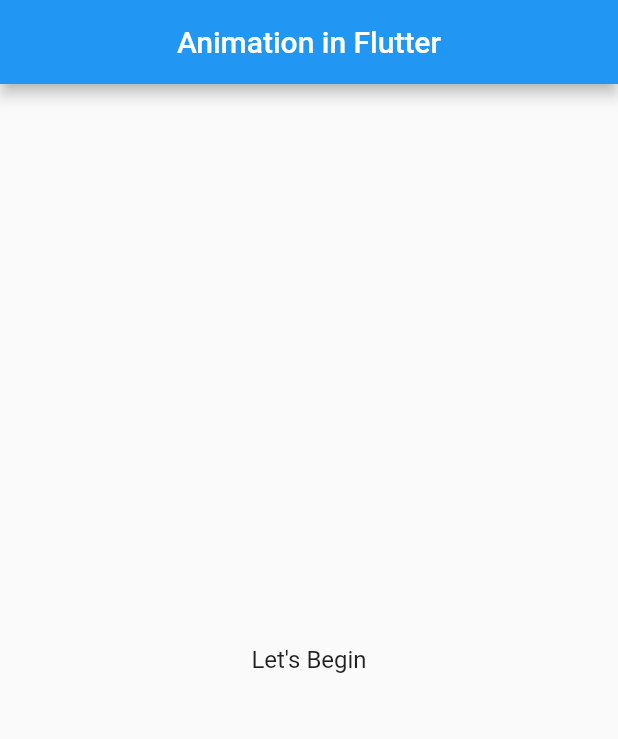
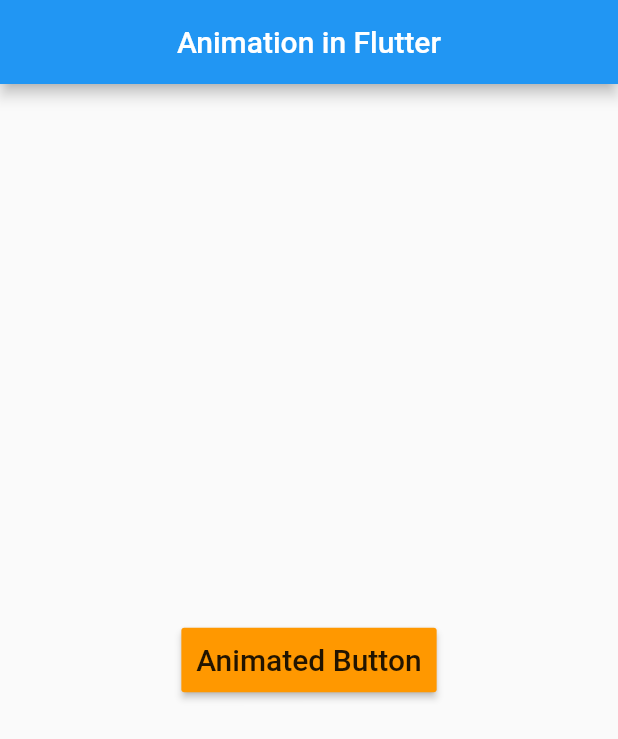
Before and after one commit to Akash187/Flutter_Animation, a Flutter app: the screen it shows after launch, on a phone screen of 412 x 824 dp. Shown: the top 739 px of the screen. Run offline on Flutter 3.47's test engine with Material 2 defaults, Android fonts, the phone set to English and light mode, and no system bars.

Commit message:
Creating a Animating Button.

```diff
--- a/lib/anim/counter_animation.dart
+++ b/lib/anim/counter_animation.dart
@@ -37,16 +37,24 @@ class _CounterAnimatorState extends State<CounterAnimator> with SingleTickerProv
   @override
   Widget build(BuildContext context) {
     return new GestureDetector(
-      child: Text(
-        _controller.isAnimating
-            ? (_counter).toStringAsFixed(2) : "Let's Begin",
-        style: TextStyle(
-          fontSize: 24.0 * _controller.value + 16.0
+//      child: Text(
+//        _controller.isAnimating
+//            ? (_counter).toStringAsFixed(2) : "Let's Begin",
+//        style: TextStyle(
+//          fontSize: 24.0 * _controller.value + 16.0
+//        ),
+//      ),
+      child: new RaisedButton(
+        padding: EdgeInsets.all(10.0),
+        onPressed: (){_controller.forward(from: 0.0);},
+        color: Colors.orange,
+        child: Text(
+          "Animated Button",
+          style: TextStyle(
+            fontSize: 2.0 * animation.value + 20.0
+          ),
         ),
       ),
-      onTap: (){
-        _controller.forward(from: 0.0);
-      },
     );
   }
 }
```
